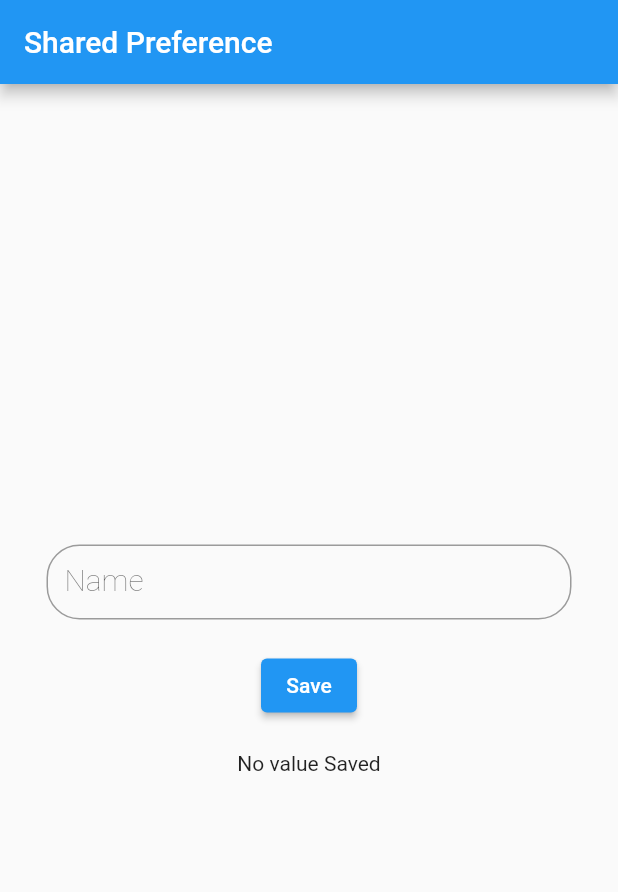
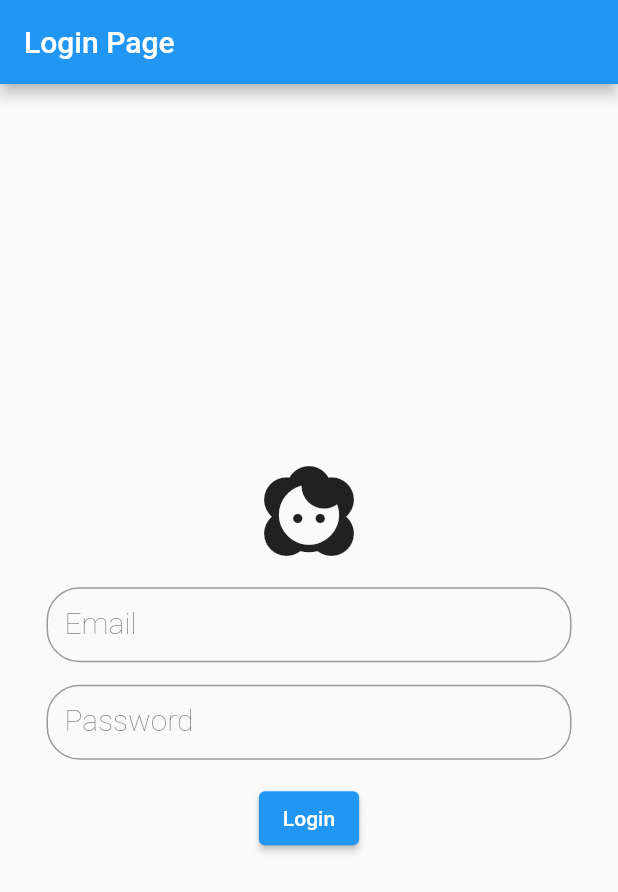
Before and after one commit to Braj111/PractiseCodes-Flutter, a Flutter app: the screen it shows after launch, on a phone screen of 412 x 824 dp. Shown: the top 892 px of the screen. Run offline on Flutter 3.47's test engine with Material 2 defaults, Android fonts, the phone set to English and light mode, and no system bars; our stand-ins replace shared_preferences.

Commit message:
Shared Preference - Login Page Implementation

```diff
--- /dev/null
+++ b/lib/login_page.dart
@@ -0,0 +1,73 @@
+import 'package:flutter/cupertino.dart';
+import 'package:flutter/material.dart';
+import 'package:nepolean_codex/home_page.dart';
+import 'package:nepolean_codex/splash_shared_Pref.dart';
+import 'package:shared_preferences/shared_preferences.dart';
+
+class loginPage extends StatelessWidget{
+
+  var eNameController = TextEditingController();
+  var pNameController = TextEditingController();
+  @override
+  Widget build(BuildContext context) {
+    return Scaffold(
+      appBar:AppBar(title: Text('Login Page')),
+      body: Center(
+        child: Column(
+          mainAxisAlignment: MainAxisAlignment.center,
+          children: [
+            Icon(Icons.face_2, size: 60,),
+            SizedBox(
+              height: 21,
+            ),
+            SizedBox(
+              height: 50,
+              width: 350,
+              child: TextField(
+                controller: eNameController,
+                decoration: InputDecoration(
+                    label: Text('Email'),
+                    border: OutlineInputBorder(
+                        borderRadius: BorderRadius.circular(22)
+                    )
+                ),
+                style: TextStyle(fontSize: 20),
+              ),
+            ),
+            SizedBox(
+              height: 15,
+            ),
+            SizedBox(
+              height: 50,
+              width: 350,
+              child: TextField(
+                controller: pNameController,
+                decoration: InputDecoration(
+                    label: Text('Password'),
+                    border: OutlineInputBorder(
+                        borderRadius: BorderRadius.circular(22)
+                    )
+                ),
+                style: TextStyle(fontSize: 20),
+              ),
+            ),
+            SizedBox(
+              height: 15,
+            ),
+            ElevatedButton(onPressed: () async{
+              //if Succesfully LogedIn (Credentials are correct)
+
+              var sharedPref = await SharedPreferences.getInstance();
+              sharedPref.setBool(splash_screenState.KEYVALUE, true);
+
+              Navigator.push(context, MaterialPageRoute(builder: (context) => HomePage()));
+
+            }, child: Text('Login')),
+
+          ],
+        ),
+      ),
+    );
+  }
+
+}
--- a/lib/main.dart
+++ b/lib/main.dart
@@ -6,7 +6,11 @@ import 'package:flutter/material.dart';
 import 'package:flutter/rendering.dart';
 import 'package:nepolean_codex/IntroPage.dart';
 import 'package:nepolean_codex/hero_animation_page.dart';
+import 'package:nepolean_codex/home_page.dart';
+import 'package:nepolean_codex/login_page.dart';
 import 'package:nepolean_codex/splash_screen.dart';
+import 'package:nepolean_codex/splash_screen.dart';
+import 'package:nepolean_codex/splash_shared_Pref.dart';
 import 'package:shared_preferences/shared_preferences.dart';
 // import 'package:nepolean_codex/ui_helper/util.dart';
 // import 'package:intl/intl.dart';
@@ -20,103 +24,28 @@ void main() {
 class MyApp extends StatelessWidget {
   const MyApp({super.key});
 
-  // This widget is the root of your application.
-  @override
   Widget build(BuildContext context) {
     return MaterialApp(
       title: 'SHARED PREFERENCE',
       debugShowCheckedModeBanner: false,
       theme: ThemeData(
-         // This is the theme of your application.
-        //
-        // Try running your application with "flutter run". You'll see the
-        // application has a blue toolbar. Then, without quitting the app, try
-        // changing the primarySwatch below to Colors.green and then invoke
-        // "hot reload" (press "r" in the console where you ran "flutter run",
-        // or simply save your changes to "hot reload" in a Flutter IDE).
-        // Notice that the counter didn't reset back to zero; the application
-        // is not restarted.
         primarySwatch: Colors.blue,
         textTheme: const TextTheme(
           headline1: TextStyle(fontSize: 21, fontWeight: FontWeight.w500, fontStyle: FontStyle.italic),
           subtitle1: TextStyle(fontSize: 51, fontWeight: FontWeight.w200, fontStyle: FontStyle.normal),
         )
       ),
-      home: MyHomePage()
+      home: splash_sharedPref()
     );
   }
 }
 
-class MyHomePage extends StatefulWidget {
-  @override
-  State<StatefulWidget> createState() {
-    return _MyHomePageState(); //returning a state
-  }
-
-}
-
-class _MyHomePageState extends State<MyHomePage>{ // we can use multiple mixing class together
-
-
-  var nameController =TextEditingController();
-  static const String KEYNAME ="name";
-  var nameValue ="No value Saved";
-  //We have used uppercase in name here because for 'Static Const' type variables to be shown differently for easy identification
-
-  @override
-  void initState() {
-    super.initState();
-    getValue();
-    /*This is a async function, hence we need to use async keyword but initState cannot be controlled by
-     developers hence async won't work here therefore just create a calling here and initialize it somewhere else.
-      */
-  }
-
+class MyHomePage extends StatelessWidget {
+ // we can use multiple mixing class together
   @override
   Widget build(BuildContext context) {
     return Scaffold(
       appBar:AppBar(title: Text('Shared Preference'),),
-      body:Container(
-        child: Center(
-          child: Column(
-            mainAxisAlignment: MainAxisAlignment.center,
-            children: [
-              SizedBox(
-                height: 50,
-                width: 350,
-                child: TextField(
-                  controller: nameController,
-                  decoration: InputDecoration(
-                    label: Text('Name'),
-                    border: OutlineInputBorder(
-                      borderRadius: BorderRadius.circular(22)
-                    )
-                  ),
-                  style: TextStyle(fontSize: 20),
-                ),
-              ),
-              SizedBox(height: 20,),
-              ElevatedButton(onPressed: () async {
-                var name = nameController.text.toString();
-                var prefs = await SharedPreferences.getInstance();
-                prefs.setString(KEYNAME, name);
-                //prefs.setString("name", nameController.text.toString());
-
-                //In data-bases, key --> columns , value--> corresponding value to that column
-              }, child: Text('Save')),
-              SizedBox(height: 20,),
-              Text(nameValue)
-            ],
-          ),
-        ),
-      )
-    );
+      body:Container());
    }
-
-    getValue() async{
-    var prefs = await SharedPreferences.getInstance();
-    var  getName=  prefs.getString(KEYNAME);
-    nameValue = getName !=null ? getName : "No value Saved";
-    setState(() {});
-    }
 }
```
Also changed, not shown: lib/home_page.dart (added, +18 -0 lines), lib/splash_screen.dart (+4 -3 lines), lib/splash_shared_Pref.dart (added, +54 -0 lines).
